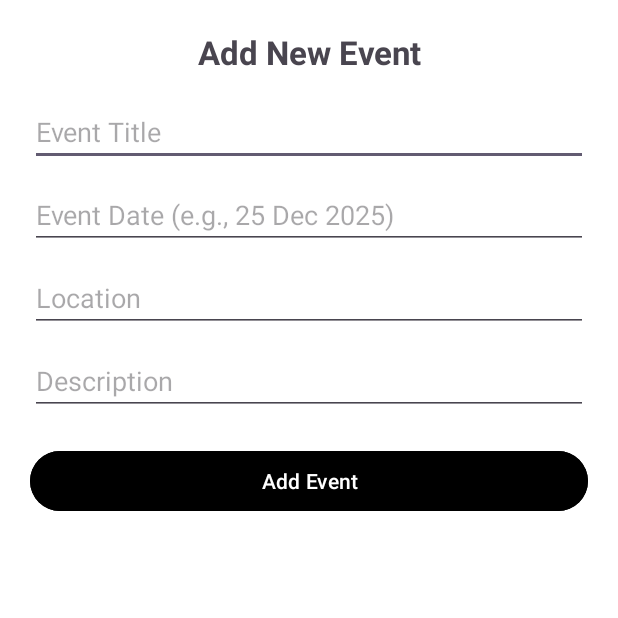
After one commit to ST10166813/alabaster, an Android app: the AdminAddEventActivity screen opened directly, with no data from a screen before it, on a phone screen of 412 x 824 dp, the top half of it. The commit adds this screen. Run offline under Robolectric (Android 15) with nearby library versions, the phone set to English and light mode, and no system bars; our stand-ins replace Firebase (no records; nobody signed in at launch, a user with empty details on screens opened directly).

Commit message:
Added the events and the adapter

```diff
--- /dev/null
+++ b/AlabasterBoxApp/app/src/main/java/com/example/alabaster/Admin/AdminAddEventActivity.kt
@@ -0,0 +1,47 @@
+package com.example.alabaster.Admin
+
+import android.os.Bundle
+import android.widget.Toast
+import androidx.appcompat.app.AppCompatActivity
+import com.example.alabaster.databinding.ActivityAdminAddEventBinding
+import com.example.alabaster.model.Event
+import com.google.firebase.database.FirebaseDatabase
+
+class AdminAddEventActivity : AppCompatActivity() {
+
+    private lateinit var binding: ActivityAdminAddEventBinding
+    private lateinit var database: FirebaseDatabase
+
+    override fun onCreate(savedInstanceState: Bundle?) {
+        super.onCreate(savedInstanceState)
+        binding = ActivityAdminAddEventBinding.inflate(layoutInflater)
+        setContentView(binding.root)
+
+        database = FirebaseDatabase.getInstance()
+
+        binding.btnAddEvent.setOnClickListener {
+            val title = binding.etTitle.text.toString().trim()
+            val date = binding.etDate.text.toString().trim()
+            val location = binding.etLocation.text.toString().trim()
+            val description = binding.etDescription.text.toString().trim()
+
+            if (title.isEmpty() || date.isEmpty() || location.isEmpty() || description.isEmpty()) {
+                Toast.makeText(this, "Please fill in all fields", Toast.LENGTH_SHORT).show()
+                return@setOnClickListener
+            }
+
+            val eventId = database.reference.push().key!!
+            val eventData = Event(eventId, title, date, location, description)
+
+            database.reference.child("Events").child(eventId)
+                .setValue(eventData)
+                .addOnSuccessListener {
+                    Toast.makeText(this, "Event added successfully!", Toast.LENGTH_SHORT).show()
+                    finish()
+                }
+                .addOnFailureListener {
+                    Toast.makeText(this, "Error adding event", Toast.LENGTH_SHORT).show()
+                }
+        }
+    }
+}
--- a/AlabasterBoxApp/app/src/main/java/com/example/alabaster/HomeActivity.kt
+++ b/AlabasterBoxApp/app/src/main/java/com/example/alabaster/HomeActivity.kt
@@ -50,7 +50,7 @@ class HomeActivity : AppCompatActivity() {
         }
 
         binding.PrayerRequestsBtn.setOnClickListener {
-            startActivity(Intent(this, AddPrayerRequestActivity::class.java))
+            startActivity(Intent(this, EventsActivity::class.java))
         }
 
     }
--- a/AlabasterBoxApp/app/src/main/java/com/example/alabaster/LoginActivity.kt
+++ b/AlabasterBoxApp/app/src/main/java/com/example/alabaster/LoginActivity.kt
@@ -5,6 +5,7 @@ import android.os.Bundle
 import android.widget.Toast
 import androidx.activity.result.contract.ActivityResultContracts
 import androidx.appcompat.app.AppCompatActivity
+import com.example.alabaster.Admin.AdminDashboardActivity
 import com.example.alabaster.databinding.ActivityLoginBinding
 import com.google.android.gms.auth.api.signin.GoogleSignIn
 import com.google.android.gms.auth.api.signin.GoogleSignInClient
--- /dev/null
+++ b/AlabasterBoxApp/app/src/main/res/layout/activity_admin_add_event.xml
@@ -0,0 +1,58 @@
+<?xml version="1.0" encoding="utf-8"?>
+<ScrollView xmlns:android="http://schemas.android.com/apk/res/android"
+    android:layout_width="match_parent"
+    android:layout_height="match_parent"
+    android:padding="20dp"
+    android:background="@color/white">
+
+    <LinearLayout
+        android:layout_width="match_parent"
+        android:layout_height="wrap_content"
+        android:orientation="vertical">
+
+        <TextView
+            android:text="Add New Event"
+            android:textSize="22sp"
+            android:textStyle="bold"
+            android:gravity="center"
+            android:layout_width="match_parent"
+            android:layout_height="wrap_content"
+            android:layout_marginBottom="16dp" />
+
+        <EditText
+            android:id="@+id/etTitle"
+            android:hint="Event Title"
+            android:layout_width="match_parent"
+            android:layout_height="wrap_content"
+            android:layout_marginBottom="10dp"/>
+
+        <EditText
+            android:id="@+id/etDate"
+            android:hint="Event Date (e.g., 25 Dec 2025)"
+            android:layout_width="match_parent"
+            android:layout_height="wrap_content"
+            android:layout_marginBottom="10dp"/>
+
+        <EditText
+            android:id="@+id/etLocation"
+            android:hint="Location"
+            android:layout_width="match_parent"
+            android:layout_height="wrap_content"
+            android:layout_marginBottom="10dp"/>
+
+        <EditText
+            android:id="@+id/etDescription"
+            android:hint="Description"
+            android:layout_width="match_parent"
+            android:layout_height="wrap_content"
+            android:layout_marginBottom="20dp"/>
+
+        <Button
+            android:id="@+id/btnAddEvent"
+            android:text="Add Event"
+            android:backgroundTint="@color/black"
+            android:textColor="@color/white"
+            android:layout_width="match_parent"
+            android:layout_height="wrap_content"/>
+    </LinearLayout>
+</ScrollView>
--- a/AlabasterBoxApp/app/src/main/res/layout/activity_admin_prayer_requests.xml
+++ b/AlabasterBoxApp/app/src/main/res/layout/activity_admin_prayer_requests.xml
@@ -6,7 +6,7 @@
     android:orientation="vertical"
     android:background="@color/white"
     android:padding="16dp"
-    tools:context=".AdminPrayerRequestsActivity">
+    tools:context=".Admin.AdminPrayerRequestsActivity">
 
     <!-- Header / Title -->
     <TextView
```
Also changed, not shown: AlabasterBoxApp/app/src/main/AndroidManifest.xml (+7 -4 lines), AlabasterBoxApp/app/src/main/java/com/example/alabaster/Admin/AdminApproveTestimonyActivity.kt (renamed from AlabasterBoxApp/app/src/main/java/com/example/alabaster/AdminApproveTestimonyActivity.kt, +8 -7 lines), AlabasterBoxApp/app/src/main/java/com/example/alabaster/Admin/AdminDashboardActivity.kt (renamed from AlabasterBoxApp/app/src/main/java/com/example/alabaster/AdminDashboardActivity.kt, +15 -3 lines), AlabasterBoxApp/app/src/main/java/com/example/alabaster/Admin/AdminPrayerRequestsActivity.kt (renamed from AlabasterBoxApp/app/src/main/java/com/example/alabaster/AdminPrayerRequestsActivity.kt, +7 -2 lines), AlabasterBoxApp/app/src/main/java/com/example/alabaster/Admin/AdminVolunteerListActivity.kt (renamed from AlabasterBoxApp/app/src/main/java/com/example/alabaster/AdminVolunteerListActivity.kt, +6 -2 lines), AlabasterBoxApp/app/src/main/java/com/example/alabaster/EventsActivity.kt (+29 -10 lines), AlabasterBoxApp/app/src/main/java/com/example/alabaster/adapter/EventAdapter.kt (added, +29 -0 lines), AlabasterBoxApp/app/src/main/java/com/example/alabaster/model/Event.kt (added, +9 -0 lines), AlabasterBoxApp/app/src/main/res/layout/activity_admin_dashboard.xml (+8 -0 lines), AlabasterBoxApp/app/src/main/res/layout/event_item.xml (+25 -19 lines).
